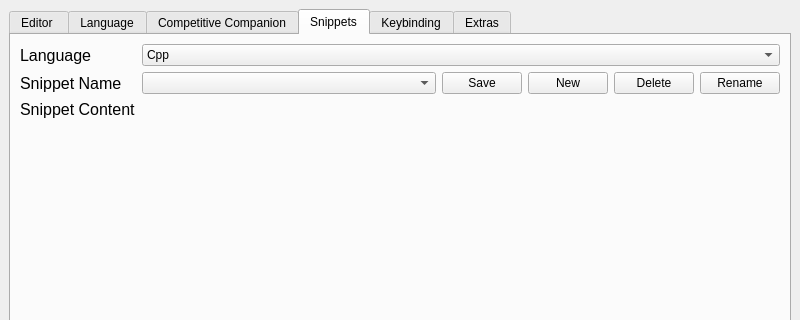
Old version of the form ui/preferencewindow.ui in the repository cpeditor/cpeditor; both pictures show x 0 to 800 and y 0 to 320 of the 800 by 600 pixel window.
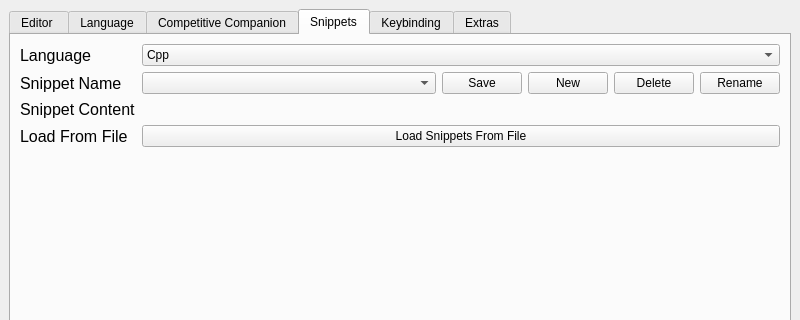
New version of the form.

Commit message: feat(preference): load snippets from file

What changed in the file:
```diff
--- a/ui/preferencewindow.ui
+++ b/ui/preferencewindow.ui
@@ -684,6 +684,27 @@
             <item row="2" column="1">
              <layout class="QVBoxLayout" name="verticalLayout_3"/>
             </item>
+            <item row="3" column="0">
+             <widget class="QLabel" name="label_233">
+              <property name="font">
+               <font>
+                <pointsize>12</pointsize>
+                <weight>50</weight>
+                <bold>false</bold>
+               </font>
+              </property>
+              <property name="text">
+               <string>Load From File</string>
+              </property>
+             </widget>
+            </item>
+            <item row="3" column="1">
+             <widget class="QPushButton" name="load_snippets_from_file">
+              <property name="text">
+               <string>Load Snippets From File</string>
+              </property>
+             </widget>
+            </item>
            </layout>
           </item>
          </layout>
```
The commit also changes 2 other files.
